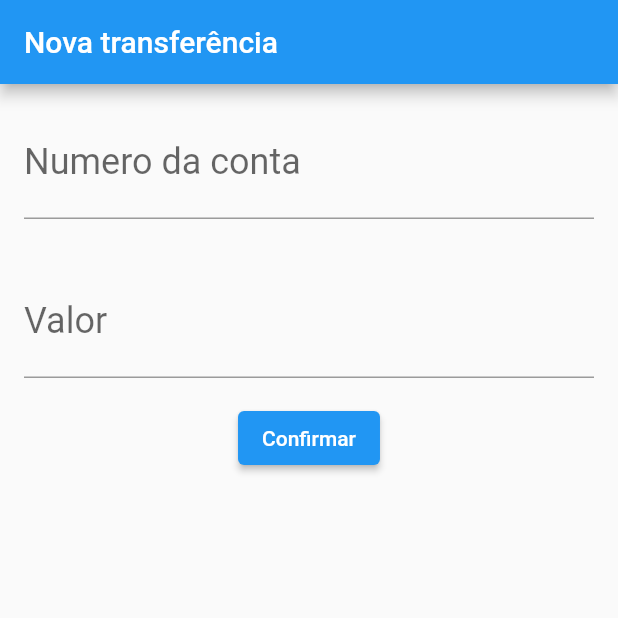
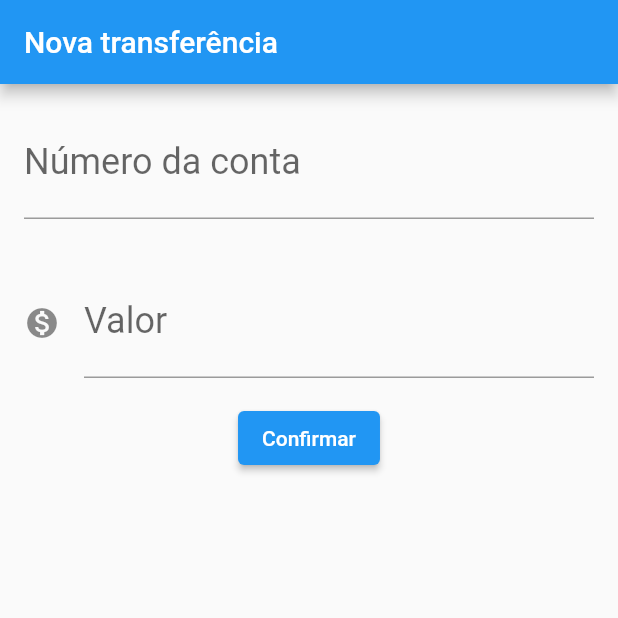
Before and after one commit to leomdsp/Aplicativo-ByteBank, a Flutter app: the screen it shows after launch, after a tap on "Confirmar", on a phone screen of 412 x 824 dp, the top half of it. Run offline on Flutter 3.47's test engine with Material 2 defaults, Android fonts, the phone set to English and light mode, and no system bars.

Commit message:
Refatorando o código do formulário

```diff
--- a/lib/main.dart
+++ b/lib/main.dart
@@ -14,9 +14,9 @@ class ByteBankApp extends StatelessWidget {
 }
 
 class FormularioTransferencia extends StatelessWidget {
-  final TextEditingController _textControllerNumConta =
+  final TextEditingController _controladorNumConta =
       TextEditingController();
-  final TextEditingController _textControllerValor = TextEditingController();
+  final TextEditingController _controladorValor = TextEditingController();
 
   @override
   Widget build(BuildContext context) {
@@ -26,43 +26,49 @@ class FormularioTransferencia extends StatelessWidget {
       ),
       body: Column(
         children: <Widget>[
-          Padding(
-            padding: EdgeInsets.all(16.0),
-            child: TextField(
-              controller: _textControllerNumConta,
-              style: TextStyle(fontSize: 24.0),
-              decoration: InputDecoration(
-                  labelText: 'Numero da conta', hintText: '0000'),
-              keyboardType: TextInputType.number,
-            ),
-          ),
-          Padding(
-            padding: EdgeInsets.all(16.0),
-            child: TextField(
-              controller: _textControllerValor,
-              style: TextStyle(fontSize: 24.0),
-              decoration:
-                  InputDecoration(labelText: 'Valor', hintText: '000.00'),
-              keyboardType: TextInputType.number,
-            ),
-          ),
+          Editor(controlador:_controladorNumConta, rotulo: 'Número da conta', dica: '0000'),
+          Editor(controlador:_controladorValor, rotulo:'Valor', dica:'00.00', icone: Icons.monetization_on,),
           ElevatedButton(
             child: Text('Confirmar'),
-            onPressed: () {
-              debugPrint('clicou no confirmar');
-              final int? numeroConta = int.tryParse(_textControllerNumConta.text);
-              final double? valor = double.tryParse(_textControllerValor.text);
-              if(numeroConta != null && valor != null){
-                final tranferenciaCriada = Tranferencia(valor, numeroConta);
-                debugPrint('$tranferenciaCriada');
-              }
-            },
+            onPressed: () => _criaTransferencia(),
           )
         ],
       ),
     );
   }
+
+  void _criaTransferencia() {
+    final int? numeroConta = int.tryParse(_controladorNumConta.text);
+    final double? valor = double.tryParse(_controladorValor.text);
+    if(numeroConta != null && valor != null){
+      final tranferenciaCriada = Tranferencia(valor, numeroConta);
+    }
+  }
 }
+
+class Editor extends StatelessWidget {
+  final TextEditingController? controlador;
+  final String? rotulo;
+  final String? dica;
+  final IconData? icone;
+
+  Editor({ this.controlador, this.rotulo, this.dica, this.icone});
+
+  @override
+  Widget build(BuildContext context) {
+    return Padding(
+      padding: EdgeInsets.all(16.0),
+      child: TextField(
+        controller: controlador,
+        style: TextStyle(fontSize: 24.0),
+        decoration:
+        InputDecoration(icon: icone != null ? Icon(icone) : null, labelText: rotulo,  hintText: dica),
+        keyboardType: TextInputType.number,
+      ),
+    );
+  }
+}
+
 
 class ListaTransferencias extends StatelessWidget {
   @override
```
